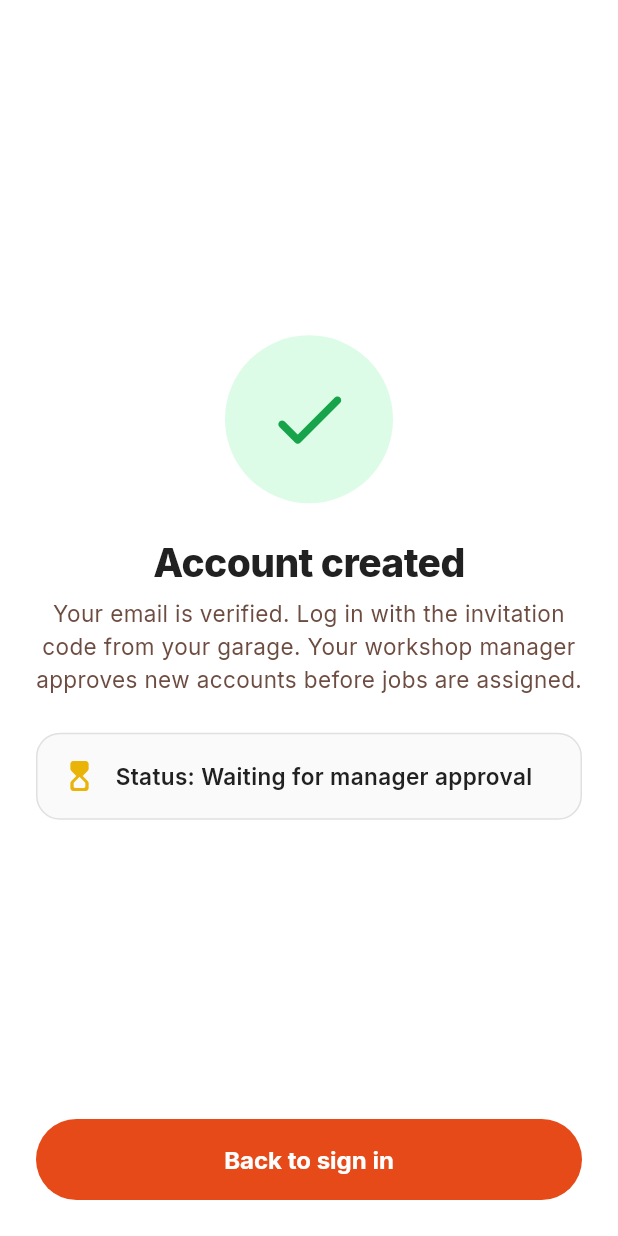
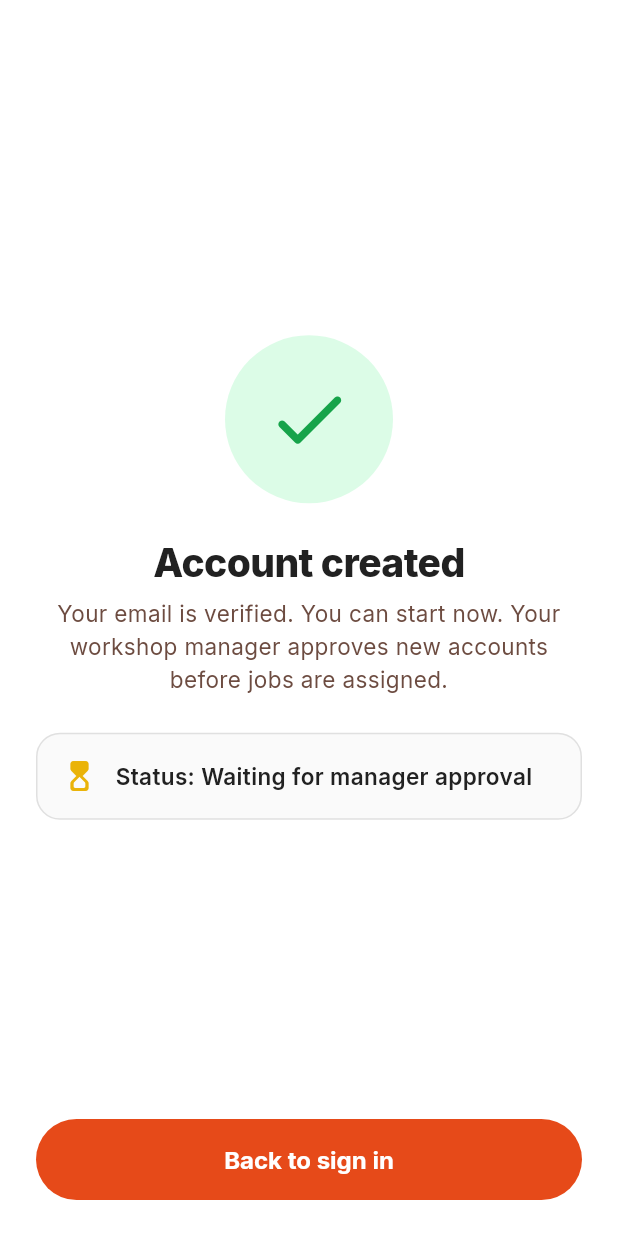
Before and after one commit to Pranitha0315/Fixora_GWM, a Flutter app: the _SuccessView screen opened directly with empty values, on a phone screen of 412 x 824 dp. Run offline on Flutter 3.47's test engine with Material 3 defaults, Android fonts, the phone set to English and light mode, and no system bars; our stand-ins replace dio, flutter_riverpod, flutter_secure_storage, go_router, image_picker, shared_preferences; accounts and stored records are empty.

Commit message:
Update email verified message

```diff
--- a/FixoraRev.Mechanic/lib/features/authentication/presentation/screens/otp_verification_screen.dart
+++ b/FixoraRev.Mechanic/lib/features/authentication/presentation/screens/otp_verification_screen.dart
@@ -289,7 +289,7 @@ class _SuccessView extends StatelessWidget {
               Text('Account created', style: AppText.display, textAlign: TextAlign.center),
               const SizedBox(height: 8),
               Text(
-                'Your email is verified. Log in with the invitation code from your garage. Your workshop manager approves new accounts before jobs are assigned.',
+                'Your email is verified. You can start now. Your workshop manager approves new accounts before jobs are assigned.',
                 style: AppText.body.copyWith(color: AppColors.muted),
                 textAlign: TextAlign.center,
               ),
```
